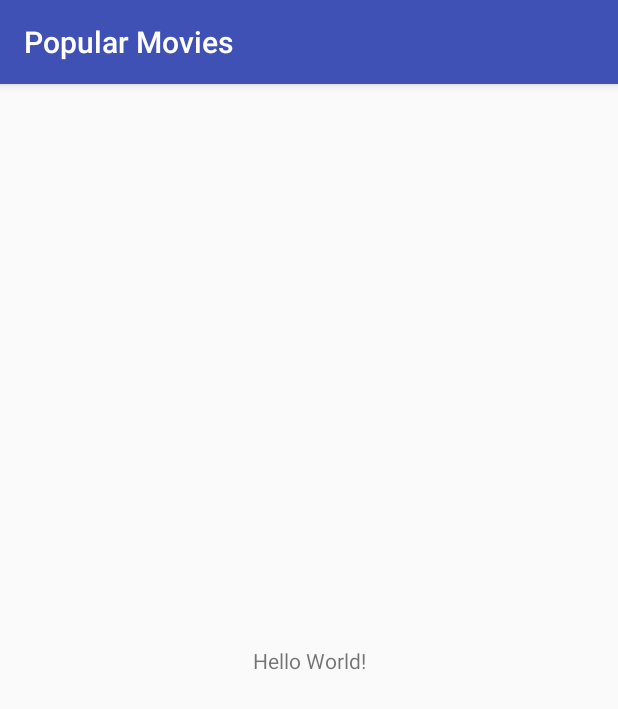
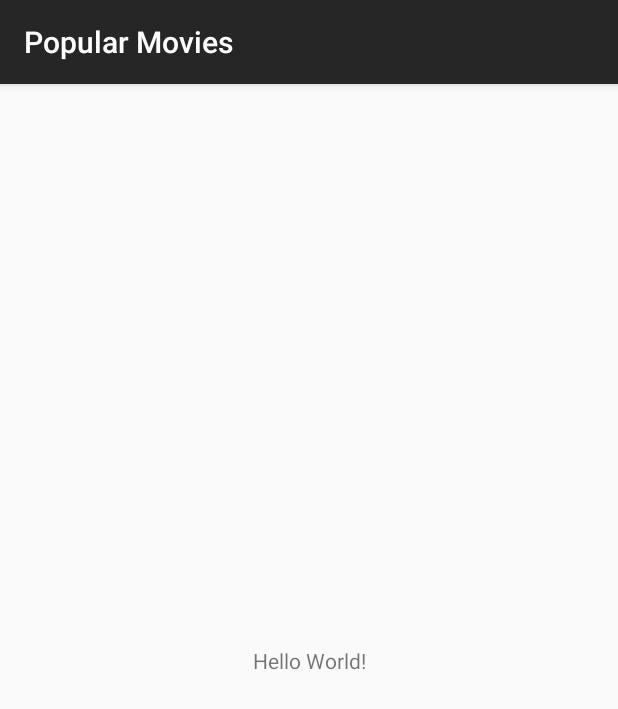
Before and after one commit to groverankush/Popular-Movies, an Android app: the screen it shows after launch (MainActivity before the commit, ListingActivity after it), on a phone screen of 412 x 824 dp. Shown: the top 709 px of the screen. Run offline under Robolectric (Android 15) with nearby library versions, the phone set to English and light mode, and no system bars.

Commit message:
Basic Setup complete

```diff
--- a/app/build.gradle
+++ b/app/build.gradle
@@ -28,5 +28,7 @@ dependencies {
 
 
     implementation 'com.squareup.picasso:picasso:2.71828'
+    implementation "android.arch.lifecycle:viewmodel:1.1.1"
+
 
 }
--- a/app/src/main/AndroidManifest.xml
+++ b/app/src/main/AndroidManifest.xml
@@ -9,13 +9,14 @@
         android:roundIcon="@mipmap/ic_launcher_round"
         android:supportsRtl="true"
         android:theme="@style/AppTheme">
-        <activity android:name=".MainActivity">
+        <activity android:name=".listing.ListingActivity">
             <intent-filter>
                 <action android:name="android.intent.action.MAIN" />
 
                 <category android:name="android.intent.category.LAUNCHER" />
             </intent-filter>
         </activity>
+        <activity android:name=".detail.DetailsActivity"></activity>
     </application>
 
 </manifest>
--- a/app/src/main/java/com/ankushgrover/popularmovies/MainActivity.java
+++ b/app/src/main/java/com/ankushgrover/popularmovies/listing/ListingActivity.java
@@ -1,13 +1,15 @@
-package com.ankushgrover.popularmovies;
+package com.ankushgrover.popularmovies.listing;
 
 import android.support.v7.app.AppCompatActivity;
 import android.os.Bundle;
 
-public class MainActivity extends AppCompatActivity {
+import com.ankushgrover.popularmovies.R;
+
+public class ListingActivity extends AppCompatActivity {
 
     @Override
     protected void onCreate(Bundle savedInstanceState) {
         super.onCreate(savedInstanceState);
-        setContentView(R.layout.activity_main);
+        setContentView(R.layout.activity_listing);
     }
 }
--- a/app/src/main/res/layout/activity_main.xml
+++ b/app/src/main/res/layout/activity_listing.xml
@@ -4,7 +4,7 @@
     xmlns:tools="http://schemas.android.com/tools"
     android:layout_width="match_parent"
     android:layout_height="match_parent"
-    tools:context=".MainActivity">
+    tools:context=".listing.ListingActivity">
 
     <TextView
         android:layout_width="wrap_content"
--- a/app/src/main/res/values/colors.xml
+++ b/app/src/main/res/values/colors.xml
@@ -1,6 +1,6 @@
 <?xml version="1.0" encoding="utf-8"?>
 <resources>
-    <color name="colorPrimary">#3F51B5</color>
-    <color name="colorPrimaryDark">#303F9F</color>
-    <color name="colorAccent">#FF4081</color>
+    <color name="colorPrimary">#262626</color>
+    <color name="colorPrimaryDark">#000</color>
+    <color name="colorAccent">#2C9586</color>
 </resources>
```
Also changed, not shown: app/src/main/java/com/ankushgrover/popularmovies/architecture/BasePresenter.java (added, +12 -0 lines), app/src/main/java/com/ankushgrover/popularmovies/architecture/BaseView.java (added, +7 -0 lines), app/src/main/java/com/ankushgrover/popularmovies/data/Movie.java (added, +7 -0 lines), app/src/main/java/com/ankushgrover/popularmovies/data/source/MoviesDataSource.java (added, +7 -0 lines), app/src/main/java/com/ankushgrover/popularmovies/data/source/MoviesRepository.java (added, +7 -0 lines), app/src/main/java/com/ankushgrover/popularmovies/data/source/remote/MoviesRemoteDataSource.java (added, +9 -0 lines), app/src/main/java/com/ankushgrover/popularmovies/detail/DetailsActivity.java (added, +15 -0 lines), app/src/main/java/com/ankushgrover/popularmovies/detail/DetailsContract.java (added, +20 -0 lines), app/src/main/java/com/ankushgrover/popularmovies/detail/DetailsPresenter.java (added, +7 -0 lines), app/src/main/java/com/ankushgrover/popularmovies/detail/DetailsViewModel.java (added, +9 -0 lines), app/src/main/java/com/ankushgrover/popularmovies/listing/ListingContract.java (added, +19 -0 lines), app/src/main/java/com/ankushgrover/popularmovies/listing/ListingPresenter.java (added, +7 -0 lines), app/src/main/java/com/ankushgrover/popularmovies/listing/ListingViewModel.java (added, +9 -0 lines), app/src/main/res/layout/activity_details.xml (added, +9 -0 lines).
